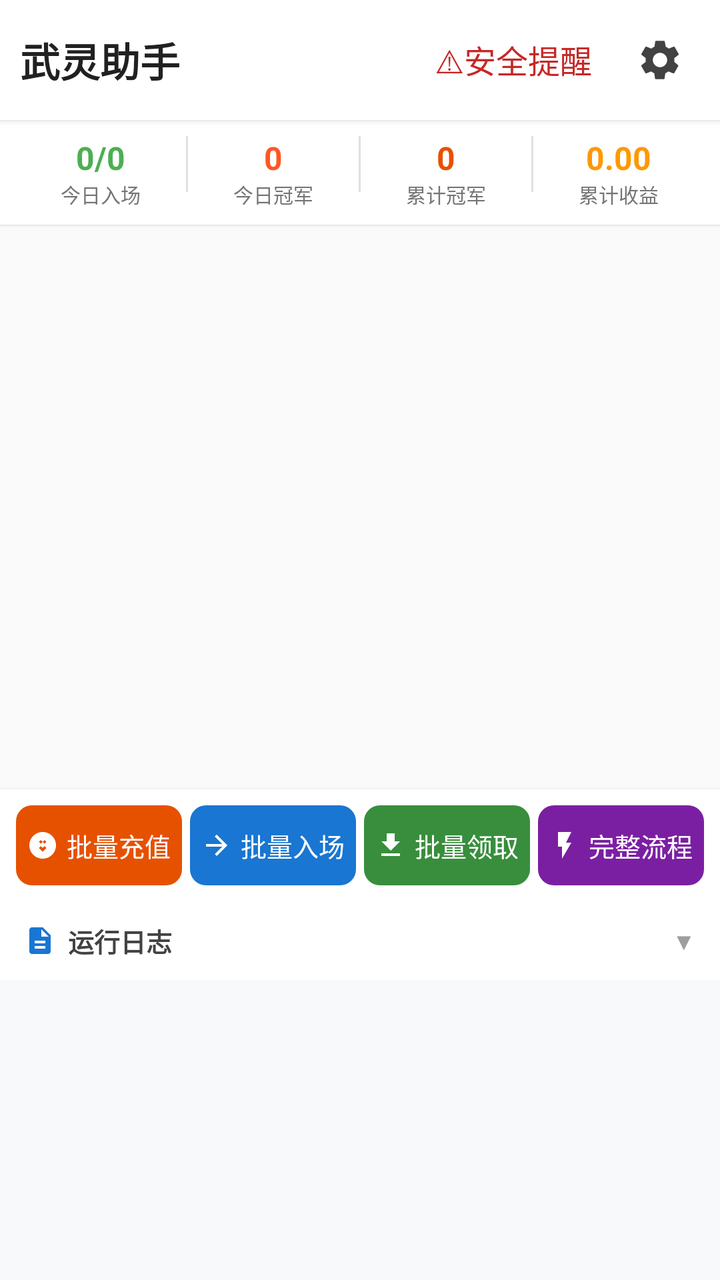
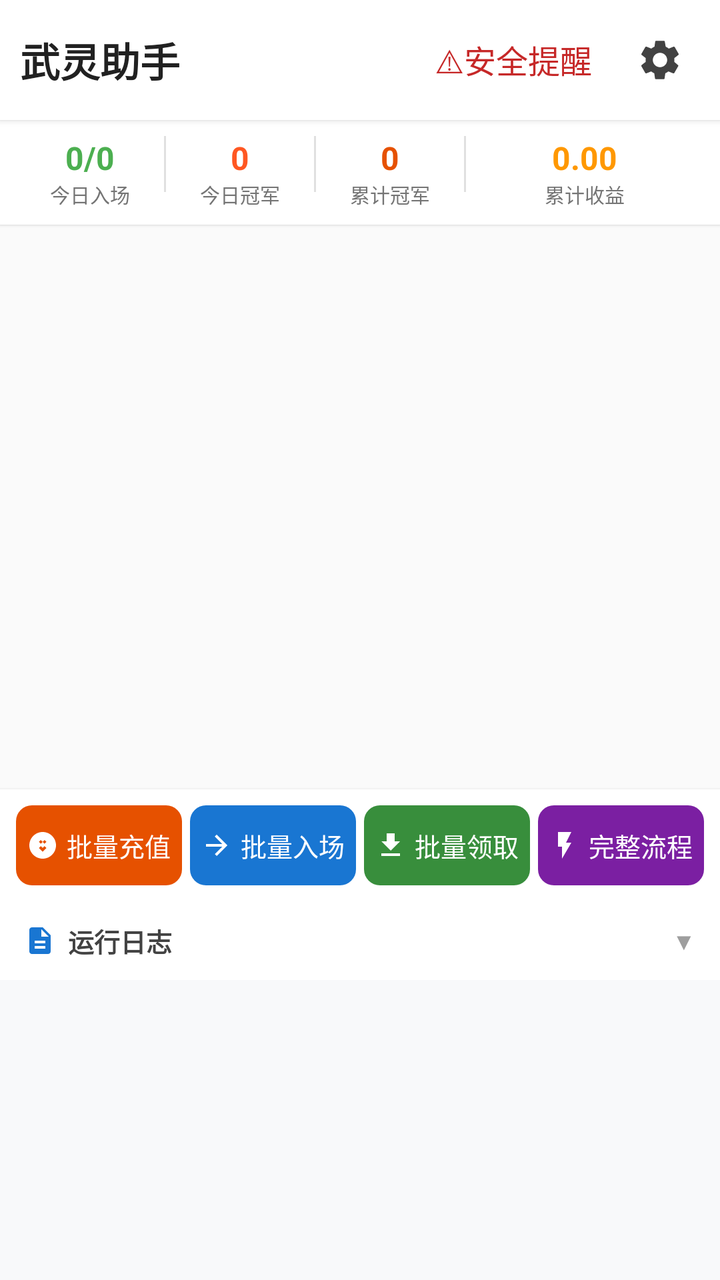

An Android layout rendered at two revisions. The XML below is the earlier revision; the diff shows what the commit changed to produce the second picture.
<!-- AndroidManifest.xml: application theme Theme.WlClient -->
<!-- res/layout/activity_main.xml -->
<?xml version="1.0" encoding="utf-8"?>
<LinearLayout xmlns:android="http://schemas.android.com/apk/res/android"
    xmlns:app="http://schemas.android.com/apk/res-auto"
    android:id="@+id/main"
    android:layout_width="match_parent"
    android:layout_height="match_parent"
    android:orientation="vertical"
    android:background="#FAFAFA">

    <LinearLayout
        android:layout_width="match_parent"
        android:layout_height="wrap_content"
        android:orientation="horizontal"
        android:gravity="center_vertical"
        android:padding="10dp"
        android:background="#FFFFFF"
        android:elevation="2dp">

        <TextView
            android:layout_width="0dp"
            android:layout_height="wrap_content"
            android:layout_weight="1"
            android:text="@string/app_name"
            android:textSize="20sp"
            android:textStyle="bold"
            android:textColor="#212121" />

        <TextView
            android:id="@+id/btn_security_warn"
            android:layout_width="wrap_content"
            android:layout_height="wrap_content"
            android:padding="6dp"
            android:layout_marginEnd="8dp"
            android:text="@string/common_btn_security_warn"
            android:textColor="#C62828"
            android:textSize="16sp"
            android:clickable="true"
            android:focusable="true"
            android:foreground="?attr/selectableItemBackground" />

        <ImageButton
            android:id="@+id/btn_setting_gear"
            android:layout_width="40dp"
            android:layout_height="40dp"
            android:background="?attr/selectableItemBackgroundBorderless"
            android:contentDescription="@string/common_cd_more_settings"
            android:src="@drawable/ic_gear_svg" />
    </LinearLayout>

    
    <LinearLayout
        android:layout_width="match_parent"
        android:layout_height="wrap_content"
        android:orientation="horizontal"
        android:padding="8dp"
        android:background="#FFFFFF"
        android:elevation="1dp">

        <LinearLayout
            android:layout_width="0dp"
            android:layout_height="wrap_content"
            android:layout_weight="1"
            android:orientation="vertical"
            android:gravity="center">
            <TextView
                android:id="@+id/tv_summary_enter"
                android:layout_width="wrap_content"
                android:layout_height="wrap_content"
                android:text="0/0"
                android:textSize="16sp"
                android:textStyle="bold"
                android:textColor="#4CAF50" />
            <TextView
                android:layout_width="wrap_content"
                android:layout_height="wrap_content"
                android:text="@string/common_label_today_enter"
                android:textSize="10sp"
                android:textColor="#757575" />
        </LinearLayout>

        <View android:layout_width="1dp" android:layout_height="28dp" android:background="#E0E0E0" />

        <LinearLayout
            android:layout_width="0dp"
            android:layout_height="wrap_content"
            android:layout_weight="1"
            android:orientation="vertical"
            android:gravity="center">
            <TextView
                android:id="@+id/tv_summary_today_win"
                android:layout_width="wrap_content"
                android:layout_height="wrap_content"
                android:text="0"
                android:textSize="16sp"
                android:textStyle="bold"
                android:textColor="#FF5722" />
            <TextView
                android:layout_width="wrap_content"
                android:layout_height="wrap_content"
                android:text="@string/common_label_today_champion"
                android:textSize="10sp"
                android:textColor="#757575" />
        </LinearLayout>

        <View android:layout_width="1dp" android:layout_height="28dp" android:background="#E0E0E0" />

        <LinearLayout
            android:layout_width="0dp"
            android:layout_height="wrap_content"
            android:layout_weight="1"
            android:orientation="vertical"
            android:gravity="center">
            <TextView
                android:id="@+id/tv_summary_total_win"
                android:layout_width="wrap_content"
                android:layout_height="wrap_content"
                android:text="0"
                android:textSize="16sp"
                android:textStyle="bold"
                android:textColor="#E65100" />
            <TextView
                android:layout_width="wrap_content"
                android:layout_height="wrap_content"
                android:text="@string/common_label_total_champion"
                android:textSize="10sp"
                android:textColor="#757575" />
        </LinearLayout>

        <View android:layout_width="1dp" android:layout_height="28dp" android:background="#E0E0E0" />

        <LinearLayout
            android:layout_width="0dp"
            android:layout_height="wrap_content"
            android:layout_weight="1"
            android:orientation="vertical"
            android:gravity="center">
            <TextView
                android:id="@+id/tv_summary_prize"
                android:layout_width="wrap_content"
                android:layout_height="wrap_content"
                android:text="0.00"
                android:textSize="16sp"
                android:textStyle="bold"
                android:textColor="#FF9800" />
            <TextView
                android:layout_width="wrap_content"
                android:layout_height="wrap_content"
                android:text="@string/common_label_total_prize"
                android:textSize="10sp"
                android:textColor="#757575" />
        </LinearLayout>
    </LinearLayout>

    <androidx.recyclerview.widget.RecyclerView
        android:id="@+id/rv_account_list"
        android:layout_width="match_parent"
        android:layout_height="0dp"
        android:layout_weight="1"
        android:padding="8dp"
        android:clipToPadding="false" />

    <LinearLayout
        android:layout_width="match_parent"
        android:layout_height="wrap_content"
        android:orientation="horizontal"
        android:padding="8dp"
        android:background="#FFFFFF"
        android:elevation="2dp">

        <LinearLayout
            android:id="@+id/btn_batch_fund"
            android:layout_width="0dp"
            android:layout_height="40dp"
            android:layout_weight="1"
            android:orientation="horizontal"
            android:gravity="center"
            android:background="@drawable/bg_btn_rounded"
            android:backgroundTint="#E65100"
            android:clickable="true"
            android:focusable="true">
            <ImageView
                android:layout_width="16dp"
                android:layout_height="16dp"
                android:src="@drawable/ic_fund_svg"
                android:layout_marginEnd="4dp" />
            <TextView
                android:layout_width="wrap_content"
                android:layout_height="wrap_content"
                android:text="@string/title_batch_fund"
                android:textColor="#ffffff"
                android:textSize="13sp" />
        </LinearLayout>

        <View android:layout_width="4dp" android:layout_height="0dp" />

        <LinearLayout
            android:id="@+id/btn_batch_enter"
            android:layout_width="0dp"
            android:layout_height="40dp"
            android:layout_weight="1"
            android:orientation="horizontal"
            android:gravity="center"
            android:background="@drawable/bg_btn_rounded"
            android:backgroundTint="#1976D2"
            android:clickable="true"
            android:focusable="true">
            <ImageView
                android:layout_width="16dp"
                android:layout_height="16dp"
                android:src="@drawable/ic_enter_svg"
                android:layout_marginEnd="4dp" />
            <TextView
                android:layout_width="wrap_content"
                android:layout_height="wrap_content"
                android:text="@string/common_btn_batch_enter"
                android:textColor="#ffffff"
                android:textSize="13sp" />
        </LinearLayout>

        <View android:layout_width="4dp" android:layout_height="0dp" />

        <LinearLayout
            android:id="@+id/btn_batch_claim"
            android:layout_width="0dp"
            android:layout_height="40dp"
            android:layout_weight="1"
            android:orientation="horizontal"
            android:gravity="center"
            android:background="@drawable/bg_btn_rounded"
            android:backgroundTint="#388E3C"
            android:clickable="true"
            android:focusable="true">
            <ImageView
                android:layout_width="16dp"
                android:layout_height="16dp"
                android:src="@drawable/ic_claim_svg"
                android:layout_marginEnd="4dp" />
            <TextView
                android:layout_width="wrap_content"
                android:layout_height="wrap_content"
                android:text="@string/common_btn_batch_claim"
                android:textColor="#ffffff"
                android:textSize="13sp" />
        </LinearLayout>

        <View android:layout_width="4dp" android:layout_height="0dp" />

        <LinearLayout
            android:id="@+id/btn_full_workflow"
            android:layout_width="0dp"
            android:layout_height="40dp"
            android:layout_weight="1"
            android:orientation="horizontal"
            android:gravity="center"
            android:background="@drawable/bg_btn_rounded"
            android:backgroundTint="#7B1FA2"
            android:clickable="true"
            android:focusable="true">
            <ImageView
                android:layout_width="16dp"
                android:layout_height="16dp"
                android:src="@drawable/ic_workflow_svg"
                android:layout_marginEnd="4dp" />
            <TextView
                android:layout_width="wrap_content"
                android:layout_height="wrap_content"
                android:text="@string/common_btn_full_workflow"
                android:textColor="#ffffff"
                android:textSize="13sp" />
        </LinearLayout>
    </LinearLayout>

    <LinearLayout
        android:layout_width="match_parent"
        android:layout_height="wrap_content"
        android:orientation="vertical"
        android:background="#FFFFFF"
        android:elevation="2dp">

        <LinearLayout
            android:id="@+id/layout_log_header"
            android:layout_width="match_parent"
            android:layout_height="wrap_content"
            android:orientation="horizontal"
            android:gravity="center_vertical"
            android:paddingStart="12dp"
            android:paddingEnd="12dp"
            android:paddingTop="10dp"
            android:paddingBottom="10dp"
            android:clickable="true"
            android:focusable="true">

            <ImageView
                android:layout_width="16dp"
                android:layout_height="16dp"
                android:src="@drawable/ic_log_svg"
                android:layout_marginEnd="6dp" />

            <TextView
                android:layout_width="0dp"
                android:layout_height="wrap_content"
                android:layout_weight="1"
                android:text="@string/common_label_running_log"
                android:textSize="13sp"
                android:textColor="#424242"
                android:textStyle="bold" />

            <TextView
                android:id="@+id/tv_log_toggle"
                android:layout_width="wrap_content"
                android:layout_height="wrap_content"
                android:text="▼"
                android:textSize="12sp"
                android:textColor="#9E9E9E" />
        </LinearLayout>

        <ScrollView
            android:id="@+id/scrollView"
            android:layout_width="match_parent"
            android:layout_height="150dp"
            android:background="#F8F9FA"
            android:padding="12dp">

            <TextView
                android:id="@+id/tv_log"
                android:layout_width="match_parent"
                android:layout_height="wrap_content"
                android:textColor="#37474F"
                android:textSize="12sp"
                android:lineSpacingExtra="3dp"
                android:fontFamily="monospace" />
        </ScrollView>
    </LinearLayout>
</LinearLayout>
<!-- resources referenced by this layout -->
<resources>
  <!-- drawable bg_btn_rounded (drawable) -->
  <?xml version="1.0" encoding="utf-8"?>
  <shape xmlns:android="http://schemas.android.com/apk/res/android" android:shape="rectangle">
      <corners android:radius="8dp" />
      <solid android:color="#FFFFFF" />
  </shape>
  <!-- drawable ic_claim_svg (drawable) -->
  <?xml version="1.0" encoding="utf-8"?>
  <vector xmlns:android="http://schemas.android.com/apk/res/android"
      android:width="16dp"
      android:height="16dp"
      android:viewportWidth="24"
      android:viewportHeight="24">
      <path
          android:fillColor="#FFFFFF"
          android:pathData="M19,9h-4V3H9v6H5l7,7 7,-7zM5,18v2h14v-2H5z"/>
  </vector>
  <!-- drawable ic_enter_svg (drawable) -->
  <?xml version="1.0" encoding="utf-8"?>
  <vector xmlns:android="http://schemas.android.com/apk/res/android"
      android:width="16dp"
      android:height="16dp"
      android:viewportWidth="24"
      android:viewportHeight="24">
      <path
          android:fillColor="#FFFFFF"
          android:pathData="M12,4l-1.41,1.41L16.17,11H4v2h12.17l-5.58,5.59L12,20l8,-8z"/>
  </vector>
  <!-- drawable ic_fund_svg (drawable) -->
  <?xml version="1.0" encoding="utf-8"?>
  <vector xmlns:android="http://schemas.android.com/apk/res/android"
      android:width="16dp"
      android:height="16dp"
      android:viewportWidth="24"
      android:viewportHeight="24">
      <path
          android:fillColor="#FFFFFF"
          android:pathData="M12,2C6.48,2 2,6.48 2,12s4.48,10 10,10 10,-4.48 10,-10S17.52,2 12,2zM13.41,15.41L12,16.83l-1.41,-1.41L9.17,14 10.59,12.59 12,14l1.41,-1.41L14.83,14zM14.83,9.41L13.41,10.83 12,9.41 10.59,10.83 9.17,9.41 10.59,8 12,9.41 13.41,8 14.83,9.41z"/>
  </vector>
  <!-- drawable ic_log_svg (drawable) -->
  <?xml version="1.0" encoding="utf-8"?>
  <vector xmlns:android="http://schemas.android.com/apk/res/android"
      android:width="24dp"
      android:height="24dp"
      android:viewportWidth="24"
      android:viewportHeight="24">
      <path
          android:fillColor="#1976D2"
          android:pathData="M14,2H6C4.9,2 4,2.9 4,4v16c0,1.1 0.89,2 1.99,2H18c1.1,0 2,-0.9 2,-2V8l-6,-6zM16,18H8v-2h8v2zM16,14H8v-2h8v2zM13,9V3.5L18.5,9H13z" />
  </vector>
  <!-- drawable ic_workflow_svg (drawable) -->
  <?xml version="1.0" encoding="utf-8"?>
  <vector xmlns:android="http://schemas.android.com/apk/res/android"
      android:width="16dp"
      android:height="16dp"
      android:viewportWidth="24"
      android:viewportHeight="24">
      <path
          android:fillColor="#FFFFFF"
          android:pathData="M7,2v11h3v9l7,-12h-4l4,-8z"/>
  </vector>
  <string name="app_name">武灵助手</string>
  <string name="common_btn_batch_claim">批量领取</string>
  <string name="common_btn_batch_enter">批量入场</string>
  <string name="common_btn_full_workflow">完整流程</string>
  <string name="common_btn_security_warn">⚠安全提醒</string>
  <string name="common_cd_more_settings">更多设置菜单</string>
  <string name="common_label_running_log">运行日志</string>
  <string name="common_label_today_champion">今日冠军</string>
  <string name="common_label_today_enter">今日入场</string>
  <string name="common_label_total_champion">累计冠军</string>
  <string name="common_label_total_prize">累计收益</string>
  <string name="title_batch_fund">批量充值</string>
  <style name="Theme.WlClient" parent="Base.Theme.WlClient" />
  <style name="Base.Theme.WlClient" parent="Theme.Material3.DayNight.NoActionBar">
          
          
      </style>
  <!-- unchanged entries left out for length: 1 -->
</resources>

<!-- the commit's change to res/layout/activity_main.xml (unified diff, before → after) -->
@@ -71,8 +71,10 @@
                 android:textStyle="bold"
                 android:textColor="#4CAF50" />
             <TextView
-                android:layout_width="wrap_content"
-                android:layout_height="wrap_content"
+                android:id="@+id/tv_summary_enter_label"
+                android:layout_width="wrap_content"
+                android:layout_height="wrap_content"
+                android:maxLines="1"
                 android:text="@string/common_label_today_enter"
                 android:textSize="10sp"
                 android:textColor="#757575" />
@@ -131,7 +133,7 @@
         <LinearLayout
             android:layout_width="0dp"
             android:layout_height="wrap_content"
-            android:layout_weight="1"
+            android:layout_weight="1.6"
             android:orientation="vertical"
             android:gravity="center">
             <TextView
@@ -150,6 +152,19 @@
                 android:textColor="#757575" />
         </LinearLayout>
     </LinearLayout>
+
+    
+    <ProgressBar
+        android:id="@+id/pb_stats_sync"
+        style="?android:attr/progressBarStyleHorizontal"
+        android:layout_width="match_parent"
+        android:layout_height="2dp"
+        android:indeterminate="false"
+        android:max="100"
+        android:progress="0"
+        android:progressTint="#4CAF50"
+        android:progressBackgroundTint="#EEEEEE"
+        android:visibility="gone" />
 
     <androidx.recyclerview.widget.RecyclerView
         android:id="@+id/rv_account_list"
